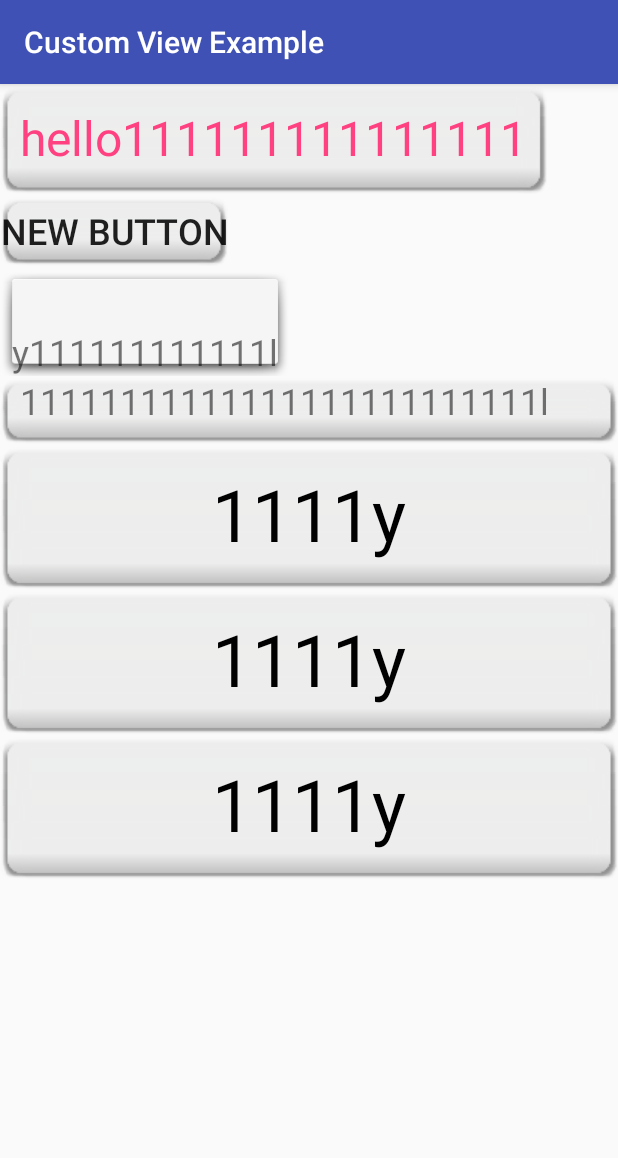
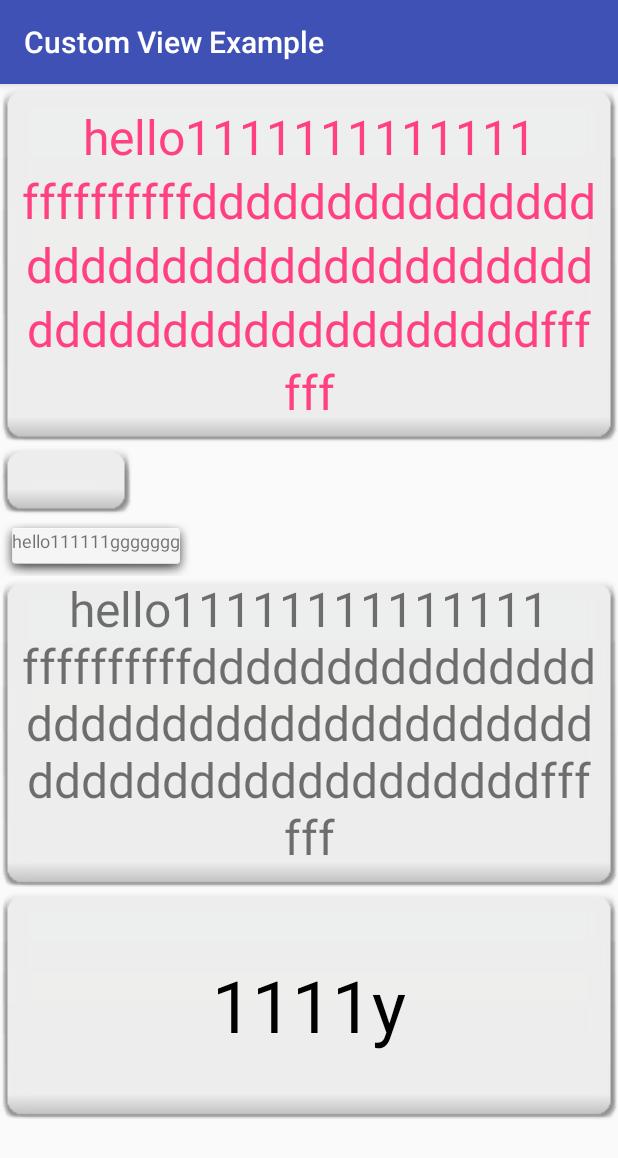
Before and after one commit to roman-nevr/MyExamples, an Android app: the screen it shows after launch (CustomViewExample), after a tap on "CUSTOM VIEW EXAMPLE", on a phone screen of 412 x 824 dp. Shown: the top 1158 px of the screen. Run offline under Robolectric (Android 15) with nearby library versions, the phone set to English and light mode, and no system bars.

Commit message:
23.09.16 evening

```diff
--- a/app/src/main/AndroidManifest.xml
+++ b/app/src/main/AndroidManifest.xml
@@ -37,7 +37,7 @@
             android:name=".Hero">
         </activity>
         <activity android:name=".FlipActivity">
-
         </activity>
+        <activity android:name=".PagerViewExample"/>
     </application>
 </manifest>
--- a/app/src/main/java/ru/rubicon/myexamples/MainActivity.java
+++ b/app/src/main/java/ru/rubicon/myexamples/MainActivity.java
@@ -10,7 +10,7 @@ import android.widget.Button;
 public class MainActivity extends AppCompatActivity {
 
     private Button btnCoordinator;
-    private Button btnCardScroll, btnTextAnimation, btnCustomView, btnRememberWords, btnHero, btnFlip;
+    private Button btnCardScroll, btnTextAnimation, btnCustomView, btnRememberWords, btnHero, btnFlip, btnPagerView;
 
 
     @Override
@@ -26,6 +26,7 @@ public class MainActivity extends AppCompatActivity {
         buttonSettings(btnRememberWords, R.id.btn_remember_words, new WordCardsOnClickListener());
         buttonSettings(btnHero, R.id.btn_hero, new HeroOnClickListener());
         buttonSettings(btnFlip, R.id.btn_flip_activity, new FlipActivityOnClickListener());
+        buttonSettings(btnPagerView, R.id.btn_pager_view, new PagerViewActivityOnClickListener());
     }
 
     private void buttonSettings(Button btn, @IdRes int id, View.OnClickListener listener){
@@ -89,6 +90,14 @@ public class MainActivity extends AppCompatActivity {
             startActivity(intent);
         }
     }
+    private class PagerViewActivityOnClickListener implements View.OnClickListener {
+        @Override
+        public void onClick(View view) {
+            Intent intent = new Intent(MainActivity.this, PagerViewExample.class);
+            startActivity(intent);
+        }
+    }
+
 
 
 }
--- a/app/src/main/java/ru/rubicon/myexamples/adapters/WordCardsAdapter.java
+++ b/app/src/main/java/ru/rubicon/myexamples/adapters/WordCardsAdapter.java
@@ -45,6 +45,7 @@ public class WordCardsAdapter extends RecyclerView.Adapter<WordCardsAdapter.Card
         public CardsViewHolder(View itemView) {
             super(itemView);
             doublesideView = (DoublesideView) itemView.findViewById(R.id.dw_word_card);
+            doublesideView.setRotationTime(500);
         }
     }
 
--- a/app/src/main/java/ru/rubicon/myexamples/views/DoublesideView.java
+++ b/app/src/main/java/ru/rubicon/myexamples/views/DoublesideView.java
@@ -15,6 +15,7 @@ import android.util.AttributeSet;
 import android.view.View;
 
 import java.util.ArrayList;
+import java.util.Arrays;
 
 import ru.rubicon.myexamples.R;
 
@@ -37,9 +38,9 @@ public class DoublesideView extends View implements View.OnClickListener {
     int maxWidth, maxHeight;
     private Rect rect;
     private int symbolsNumber;
-    private ArrayList<String> textListToDraw;
+    private ArrayList<String> stringList;
 
-    private final static String ROTATION = "rotationY";
+    private final static String ROTATION = "rotationX";
 
     // Конструктор, необходимый для создания элемента внутри кода программы
     public DoublesideView(Context context) {
@@ -127,7 +128,7 @@ public class DoublesideView extends View implements View.OnClickListener {
             longestSting = backSideString;
         }
         Paint.FontMetrics fontMetrics = mTextPaint.getFontMetrics();
-        mTextHeight = ( - fontMetrics.top - fontMetrics.bottom) / 2;
+        mTextHeight = ( - fontMetrics.top + fontMetrics.bottom);
 
     }
 
@@ -141,8 +142,8 @@ public class DoublesideView extends View implements View.OnClickListener {
         int paddingTop = getPaddingTop();
         int paddingRight = getPaddingRight();
         int paddingBottom = getPaddingBottom();
-        int contentWidth = getWidth() - paddingLeft - paddingRight;
-        int contentHeight = getHeight() - paddingTop - paddingBottom;
+        int contentWidth = getWidth() - paddingLeft - paddingRight - rect.left - rect.right;
+        int contentHeight = getHeight() - paddingTop - paddingBottom - rect.top - rect.bottom;
 
 
         // Draw the example drawable on top of the text.
@@ -162,17 +163,76 @@ public class DoublesideView extends View implements View.OnClickListener {
         }
         */
         //symbolsNumber = mTextPaint.breakText(action.execute(), true, getWidth() - rect.right - rect.left, null);
-        float x = paddingLeft + (contentWidth) / 2;
+        //float x = paddingLeft + (contentWidth) / 2;
         //float y = paddingTop + (contentHeight / 2 + mTextHeight) /*+ 6*/;
-        float y = paddingTop + rect.top  - mTextPaint.getFontMetrics().top;
+        //float y = paddingTop + rect.top  - mTextPaint.getFontMetrics().top;
         //canvas.drawText(action.execute(), x, y, mTextPaint);
-        canvas.drawText(action.execute(),  x, y, mTextPaint);
+        //canvas.drawText(action.execute(),  x, y, mTextPaint);
+        //ArrayList<String> stringList = breakStringToDraw(frontSideString, mTextPaint, contentWidth);
+        //drawMultilineText(stringList, canvas, mTextPaint, )
+        stringList = breakStringToDraw(action.execute(), mTextPaint, contentWidth);
+        float startX = paddingLeft + rect.left + (contentWidth) / 2;
+        //float startY = paddingTop + rect.top  - mTextPaint.getFontMetrics().top;
+        float top = - mTextPaint.getFontMetrics().top;
+        float bottom = mTextPaint.getFontMetrics().bottom;
+        float leading = mTextPaint.getFontMetrics().leading;
+        float startY = paddingTop + rect.top + contentHeight/2 - (top + bottom)*((stringList.size()-1)/2.0f) +
+                (top - bottom)/2f;
+
+        for(int rowNumber = 0; rowNumber < stringList.size(); rowNumber++){
+            canvas.drawText(stringList.get(rowNumber),  startX, startY +
+                    (bottom + leading + top) * rowNumber, mTextPaint);
+        }
+    }
+
+    /**
+     * Gets the arrayList of Strings which can be shown in multiple rows
+     *
+     * @param string The source string
+     * @param textPaint params of font
+     *
+     * @return The arrayList of Strings
+     */
+    private ArrayList<String> breakStringToDraw(String string, TextPaint textPaint, float width){
+        ArrayList<String> result = new ArrayList<String>();
+        boolean finish = false;
+        int pointer = 0;
+        while (!finish){
+            //if next substring starts with space
+            while ((pointer < string.length()) &&(string.charAt(pointer) == ' ')){
+                pointer++;
+            }//so string starts without space
+            int number = textPaint.breakText(string.substring(pointer), true, width, null);
+            if ((pointer + number) != string.length()){
+                String substring = string.substring(pointer , pointer + number);
+                //if string ends with space
+                int lastIndex = substring.lastIndexOf(" ");
+                int end = lastIndex;
+                if (lastIndex != -1){
+                    while((substring.charAt(lastIndex) == ' ')&&(lastIndex > 0)){
+                        lastIndex--;
+                    }
+                    //add startspacefree string to result
+                    result.add(string.substring(pointer, pointer + lastIndex));
+                    //move pointer to the end of substring
+                    pointer = pointer +end + 1;
+                } else {
+                    result.add(substring);
+                    pointer = pointer + substring.length();
+                }
+            } else {
+                result.add(string.substring(pointer, pointer + number));
+                finish = true;
+            }
+
+        }
+        return result;
     }
 
     @Override
     protected void onMeasure(int widthMeasureSpec, int heightMeasureSpec) {
+        int measuredWidth = measureWidth(widthMeasureSpec);
         int measuredHeight = measureHeight(heightMeasureSpec);
-        int measuredWidth = measureWidth(widthMeasureSpec);
         // Вы ДОЛЖНЫ сделать вызов метода setMeasuredDimension,
         // иначе получится выброс исключения при
         // размещении элемента внутри разметки.
@@ -181,7 +241,7 @@ public class DoublesideView extends View implements View.OnClickListener {
         setMeasuredDimension(measuredWidth, measuredHeight);
     }
 
-    private void cutFontSize(int measuredWidth) {
+    /*private void cutFontSize(int measuredWidth) {
         float freeSpace = measuredWidth - getPaddingLeft() - getPaddingRight();
         if (freeSpace < mTextWidth){
             textSize = textSize * freeSpace / mTextWidth;
@@ -189,7 +249,7 @@ public class DoublesideView extends View implements View.OnClickListener {
             mTextWidth = freeSpace;
             mTextHeight = mTextPaint.getFontMetrics().bottom;
         }
-    }
+    }*/
 
     private int measureHeight(int measureSpec) {
         int specMode = MeasureSpec.getMode(measureSpec);
@@ -197,14 +257,14 @@ public class DoublesideView extends View implements View.OnClickListener {
         // Размер по умолчанию, если ограничения не были установлены.
         int result = 500;
 
-        if (specMode == MeasureSpec.AT_MOST) {
+        if ((specMode == MeasureSpec.AT_MOST)||(specMode == MeasureSpec.UNSPECIFIED)) {
             //wrap content
             // Рассчитайте идеальный размер вашего
             // элемента в рамках максимальных значений.
             // Если ваш элемент заполняет все доступное
             // пространство, верните внешнюю границу.
             //result = Math.round(mTextPaint.getFontMetrics().top+mTextPaint.getFontMetrics().bottom);
-            result = Math.round(mTextHeight - mTextPaint.getFontMetrics().top) + getPaddingBottom()
+            result = Math.round(stringList.size()*(mTextHeight + mTextPaint.getFontMetrics().leading*(stringList.size()-1))) + getPaddingBottom()
                     + getPaddingTop() + rect.top + rect.bottom;
 
         } else if (specMode == MeasureSpec.EXACTLY) {
@@ -234,6 +294,7 @@ public class DoublesideView extends View implements View.OnClickListener {
             // Если ваш элемент может поместиться внутри этих границ, верните это значение.
             result = specSize;
         }
+        stringList = breakStringToDraw(longestSting, mTextPaint, result - rect.left - rect.right-getPaddingLeft()-getPaddingRight());
         return result;
     }
     /**
--- a/app/src/main/res/layout/custom_view_example_main.xml
+++ b/app/src/main/res/layout/custom_view_example_main.xml
@@ -13,39 +13,37 @@
         android:paddingTop="0dp"
         android:paddingLeft="0dp"
         android:paddingRight="0dp"
-        app:frontSideString="hello111111111111111"
+        app:frontSideString="hello11111111111111      ffffffffffdddddddddddddddddddddddddddddddddddddddddddddddddddddddffffff"
         app:textSize="32dp"
-        app:backSideString="bye!"
+        app:backSideString="bye!         bye         bye!        bye    bye "
         app:exampleColor="@color/colorAccent"
         />
 
     <Button
         android:background="@drawable/np_test2"
-        android:padding="0dp"
         android:layout_width="wrap_content"
         android:layout_height="wrap_content"
-        android:text="New Button"
-        android:textSize="24dp"
+        android:text=""
+        android:textSize="12dp"
         android:id="@+id/button" />
 
     <TextView
         android:background="@android:drawable/dialog_holo_light_frame"
         android:layout_width="wrap_content"
         android:layout_height="wrap_content"
-        android:paddingTop="40dp"
-        android:paddingBottom="0dp"
-        android:textSize="24dp"
-        android:text="y111111111111l"/>
+        android:textSize="12dp"
+        android:text="hello111111ggggggg"/>
 
     <TextView
         android:background="@drawable/np_test2"
         android:layout_width="match_parent"
         android:layout_height="wrap_content"
         android:layout_margin="0dp"
+        android:textAlignment="center"
         android:paddingTop="0dp"
-        android:textSize="24dp"
+        android:textSize="32dp"
         android:id="@+id/editText"
-        android:text="11111111111111111111111111l"/>
+        android:text="hello11111111111111      ffffffffffdddddddddddddddddddddddddddddddddddddddddddddddddddddddffffff"/>
     <LinearLayout
         android:layout_width="match_parent"
         android:layout_height="wrap_content"
@@ -55,19 +53,9 @@
             android:layout_height="wrap_content"
             android:paddingTop="0dp"
             app:textSize="48dp"
+            app:backSideString="hello world loooooooong"
             app:frontSideString="1111y"/>
-        <ru.rubicon.myexamples.views.DoublesideView
-            android:layout_width="match_parent"
-            android:layout_height="wrap_content"
-            android:paddingTop="0dp"
-            app:textSize="48dp"
-            app:frontSideString="1111y"/>
-        <ru.rubicon.myexamples.views.DoublesideView
-            android:layout_width="match_parent"
-            android:layout_height="wrap_content"
-            android:paddingTop="0dp"
-            app:textSize="48dp"
-            app:frontSideString="1111y"/>
+
     </LinearLayout>
 
 </LinearLayout>
--- a/app/src/main/res/layout/text_animation_main.xml
+++ b/app/src/main/res/layout/text_animation_main.xml
@@ -7,7 +7,7 @@
     <Button
         android:layout_width="wrap_content"
         android:layout_height="wrap_content"
-        android:text="Hello11111111111111"
+        android:text="Hello111111111111"
         android:id="@+id/btn_text_animation"
         android:textSize="32dp"
         android:layout_gravity="center_horizontal"
```
Also changed, not shown: app/src/main/java/ru/rubicon/myexamples/PagerViewExample.java (added, +68 -0 lines), app/src/main/java/ru/rubicon/myexamples/fragments/PagerViewFragment1.java (added, +25 -0 lines), app/src/main/java/ru/rubicon/myexamples/fragments/PagerViewFragment2.java (added, +23 -0 lines), app/src/main/res/layout/activity_main.xml (+7 -2 lines), app/src/main/res/layout/pager_view_fragment_1.xml (added, +17 -0 lines), app/src/main/res/layout/pager_view_fragment_2.xml (added, +13 -0 lines), app/src/main/res/layout/pager_view_main.xml (added, +21 -0 lines), app/src/main/res/layout/word_cards_item.xml (+7 -12 lines).
